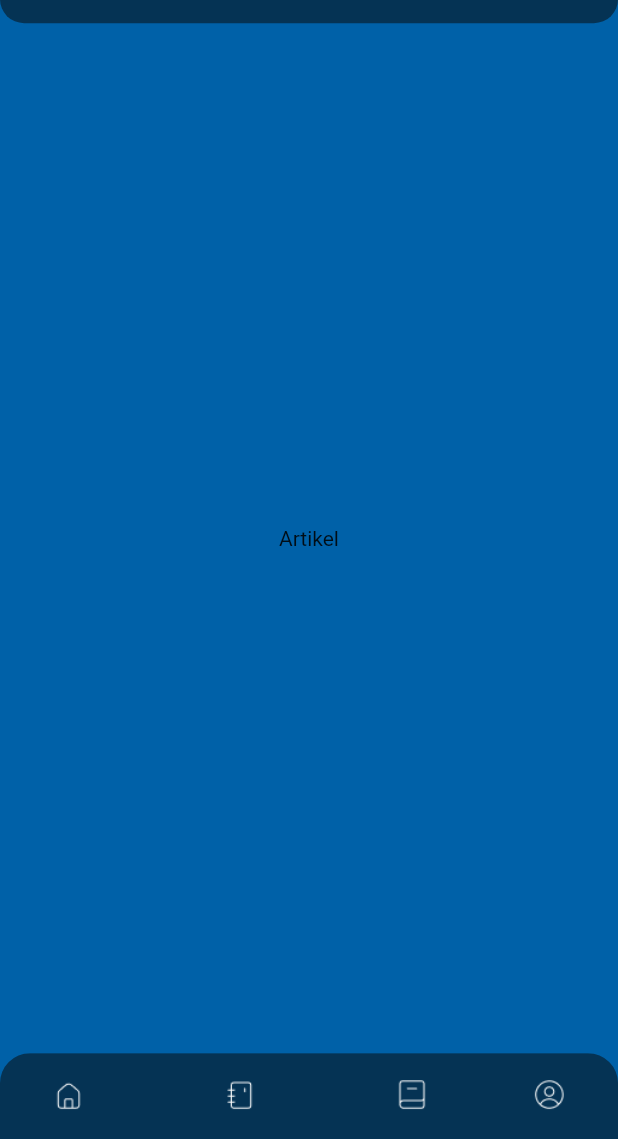
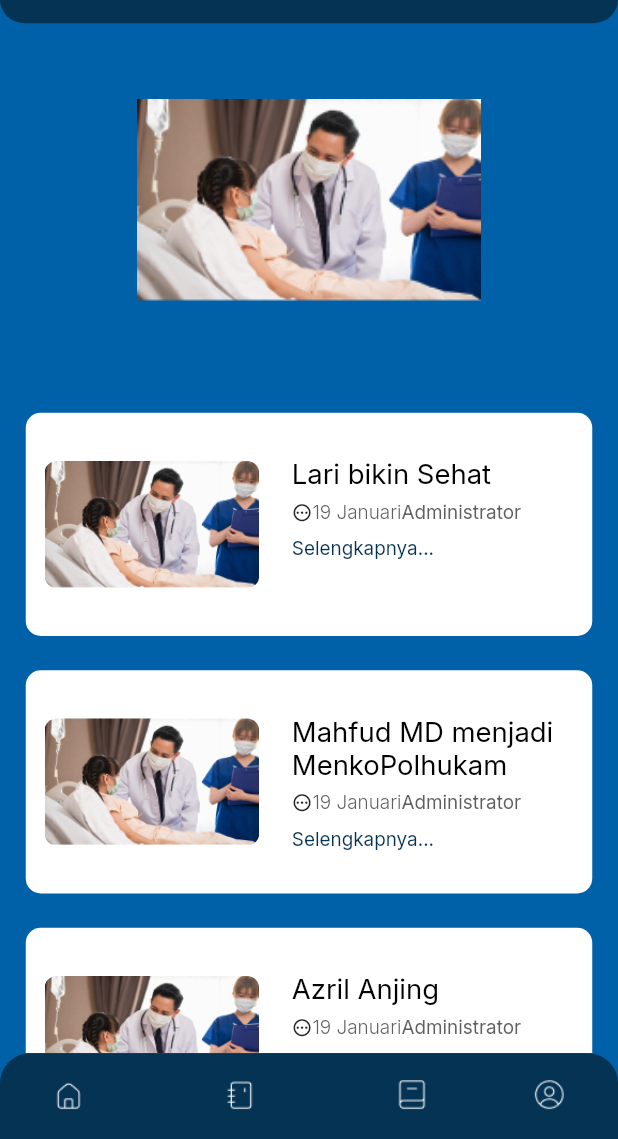
Before and after one commit to zainurroziqin/me_heatlh_go, a Flutter app: the HomePage screen opened directly, item 2 of the bottom bar chosen, on a phone screen of 412 x 824 dp, the part 97-1236 px from its top. Run offline on Flutter 3.47's test engine with Material 2 defaults, Android fonts, the phone set to English and light mode, and no system bars; our stand-ins replace flutter_screenutil, get, google_fonts.

Commit message:
update artikel page

```diff
--- a/lib/config/theme.dart
+++ b/lib/config/theme.dart
@@ -7,6 +7,7 @@ Color secondaryColor = const Color(0xff8AB6D6);
 Color whiteColor =  Colors.white;
 Color lightColor = const Color(0xff5F5F5F);
 Color blueColor = const Color(0xff053354);
+Color blackColor = Colors.black;
 
 TextStyle sarala40016 = GoogleFonts.sarala(
   fontSize: 16.sp,
@@ -20,5 +21,11 @@ TextStyle inter40014 = GoogleFonts.inter(
   fontWeight: FontWeight.w400
 );
 
+TextStyle inter30014 = GoogleFonts.inter(
+  fontSize: 14.sp,
+  color: whiteColor,
+  fontWeight: FontWeight.w300
+);
+
 TextStyle styleHintText = GoogleFonts.sarala(
     fontSize: 14.sp, color: lightColor, fontWeight: FontWeight.w300);
--- /dev/null
+++ b/lib/model/artikel.dart
@@ -0,0 +1,30 @@
+class Artikel {
+  int id;
+  String judul;
+  String isi;
+  String imageUrl;
+  String tanggal;
+
+  Artikel({
+    required this.id,
+    required this.judul,
+    required this.isi,
+    required this.tanggal,
+    required this.imageUrl,
+  });
+
+  factory Artikel.fromJson(Map<String, dynamic> json) => Artikel(
+      id: json["id"],
+      judul: json["judul"],
+      imageUrl: json["image"],
+      tanggal: json["tanggal"],
+      isi: json["isi"]);
+
+  Map<String, dynamic> toJson() => {
+        "id": id,
+        "judul": judul,
+        "image": imageUrl,
+        "tanggal": tanggal,
+        "isi": isi
+      };
+}
--- a/lib/pages/home.dart
+++ b/lib/pages/home.dart
@@ -19,7 +19,7 @@ class _HomePageState extends State<HomePage> {
   // ignore: prefer_final_fields
   static List<Widget> _widgethome = <Widget>[
     const KuisionerPage(),
-    const ArtikelPage(),
+    ArtikelPage(),
     const ContactPage(),
     const ProfilePage(),
   ];
--- a/lib/pages/home/artikelPage.dart
+++ b/lib/pages/home/artikelPage.dart
@@ -3,17 +3,64 @@ import 'package:flutter/src/widgets/container.dart';
 import 'package:flutter/src/widgets/framework.dart';
 import 'package:flutter_screenutil/flutter_screenutil.dart';
 import 'package:me_heatlh_go/config/theme.dart';
+import 'package:me_heatlh_go/model/artikel.dart';
+
+import '../../widget/artikelCard.dart';
 
 class ArtikelPage extends StatelessWidget {
-  const ArtikelPage({super.key});
+  ArtikelPage({super.key});
+
+  List listArtikel = <Artikel>[
+    Artikel(
+      id: 1,
+      judul: 'Lari bikin Sehat',
+      isi: 'Lari bikin sehat setiap pagi nya',
+      tanggal: '19 Januari',
+      imageUrl: 'assets/image_dummy.png',
+    ),
+    Artikel(
+      id: 2,
+      judul: 'Mahfud MD menjadi MenkoPolhukam',
+      isi: 'Menteri Mahfud MD dilantik oleh presiden joko widodo menjadi menteri koordinator politik, hukum dan HAM',
+      tanggal: '19 Januari',
+      imageUrl: 'assets/image_dummy.png',
+    ),
+    Artikel(
+      id: 3,
+      judul: 'Azril Anjing',
+      isi: 'Menteri Mahfud MD dilantik oleh presiden joko widodo menjadi menteri koordinator politik, hukum dan HAM',
+      tanggal: '19 Januari',
+      imageUrl: 'assets/image_dummy.png',
+    )
+  ];
 
   @override
   Widget build(BuildContext context) {
-    return  Scaffold(
+    return Scaffold(
       backgroundColor: primariColor,
       body: Padding(
         padding: EdgeInsets.only(top: 70.h, bottom: 50.h),
-        child: const Center(child: Text('Artikel')),
+        child: Column(
+          crossAxisAlignment: CrossAxisAlignment.start,
+          children: [
+            SizedBox(
+              height: 44.h,
+            ),
+            Center(child: Image.asset('assets/image_dummy.png', width: 200.w, height: 118.h, fit: BoxFit.fill,)),
+            SizedBox(
+              height: 55.h,
+            ),
+            Expanded(
+              child: ListView.builder(
+                itemCount: listArtikel.length,
+                itemBuilder: (context, index) {
+                  Artikel artikel = listArtikel[index];
+                  return artikelCard(artikel: artikel);
+                },
+              ),
+            )
+          ],
+        ),
       ),
     );
   }
--- /dev/null
+++ b/lib/widget/artikelCard.dart
@@ -0,0 +1,98 @@
+import 'package:flutter/material.dart';
+import 'package:flutter_screenutil/flutter_screenutil.dart';
+import 'package:me_heatlh_go/model/artikel.dart';
+
+import '../config/theme.dart';
+
+class artikelCard extends StatelessWidget {
+
+  final Artikel artikel;
+
+  const artikelCard({
+    Key? key,
+    required this.artikel
+  }) : super(key: key);
+
+  @override
+  Widget build(BuildContext context) {
+    return Padding(
+      padding: EdgeInsets.symmetric(horizontal: 15.w, vertical: 10.h),
+      child: Container(
+        width: MediaQuery.of(context).size.width,
+        height: 130.h,
+        decoration: BoxDecoration(
+          borderRadius: BorderRadius.circular(10),
+          color: whiteColor
+        ),
+        child: Padding(
+          padding: EdgeInsets.symmetric(horizontal: 5.w),
+          child: Row(
+            crossAxisAlignment: CrossAxisAlignment.center,
+            children: [
+              SizedBox(
+                width: 6.w,
+              ),
+              ClipRRect(
+                borderRadius: BorderRadius.circular(8),
+                child: Image.asset(
+                  artikel.imageUrl,
+                  width: 125.w,
+                  height: 74.h,
+                ),
+              ),
+              SizedBox(
+                width: 19.w,
+              ),
+              Padding(
+                padding: EdgeInsets.only(top: 26.h),
+                child: SizedBox(
+                  width: 170.w,
+                  child: Column(
+                    crossAxisAlignment: CrossAxisAlignment.start,
+                    children: [
+                      Text(
+                        artikel.judul,
+                        style: inter40014.copyWith(
+                            fontSize: 16.sp, color: blackColor),
+                        textAlign: TextAlign.left,
+                      ),
+                      SizedBox(
+                        height: 6.h,
+                      ),
+                      Row(
+                        mainAxisAlignment: MainAxisAlignment.start,
+                        children: [
+                          Icon(Icons.pending_outlined, size: 12.h),
+                          Text(
+                            artikel.tanggal,
+                            style: inter30014.copyWith(
+                                fontSize: 11.sp, color: lightColor),
+                          ),
+                          Text(
+                            'Administrator',
+                            style: inter40014.copyWith(
+                                fontSize: 11.sp, color: lightColor),
+                          )
+                        ],
+                      ),
+                      SizedBox(
+                        height: 8.h,
+                      ),
+                      Text(
+                        'Selengkapnya...',
+                        style: inter40014.copyWith(
+                          fontSize: 11.sp,
+                          color: blueColor,
+                        ),
+                      )
+                    ],
+                  ),
+                ),
+              ),
+            ],
+          ),
+        ),
+      ),
+    );
+  }
+}
```
Also changed, not shown: assets/image_dummy.png (added).
